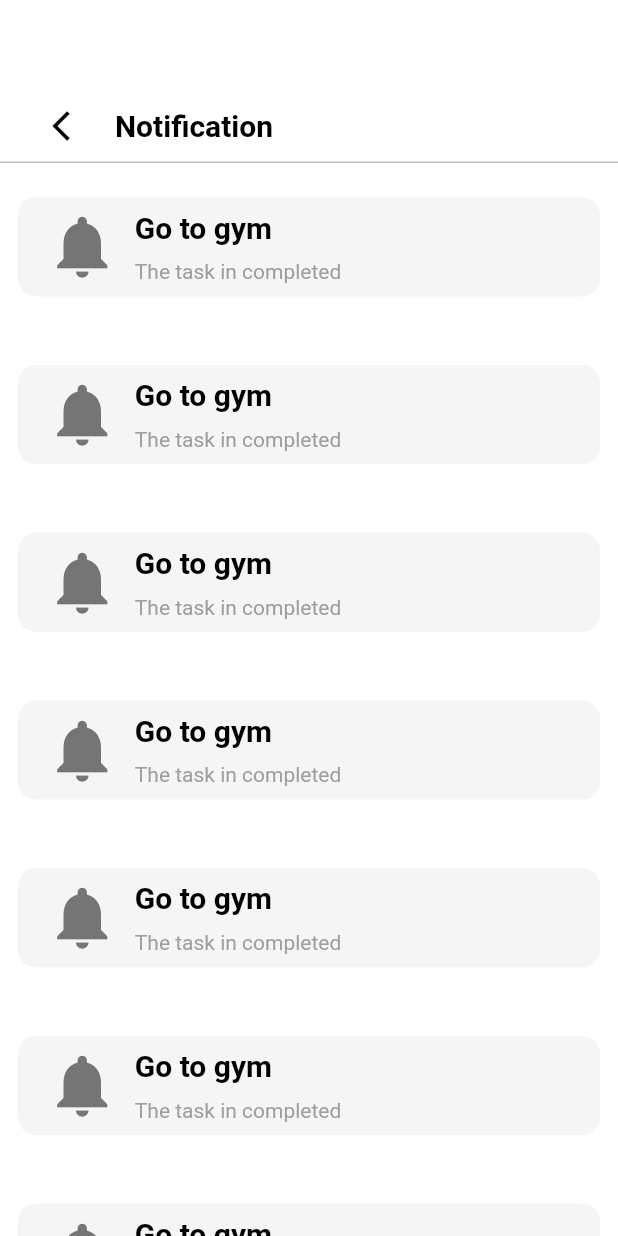
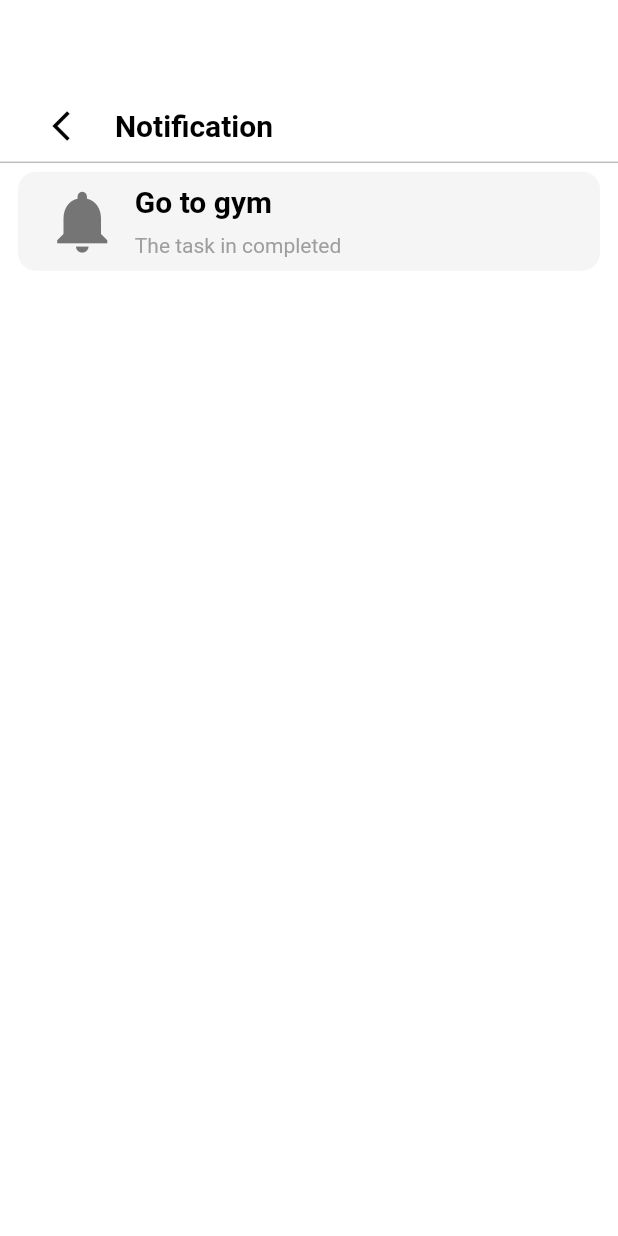
Before and after one commit to Mohreda2192000/Alogriza-Todo-Phase-1, a Flutter app: the NotificationTasks screen opened directly, on a phone screen of 412 x 824 dp. Run offline on Flutter 3.47's test engine with Material 2 defaults, Android fonts, the phone set to English and light mode, and no system bars; our stand-ins replace bloc, date_picker_timeline, flutter_bloc, flutter_screenutil, fluttertoast, sqflite; accounts and stored records are empty.

Commit message:
errors only

```diff
--- a/lib/futures/notificatons_board/notification_item.dart
+++ b/lib/futures/notificatons_board/notification_item.dart
@@ -8,7 +8,7 @@ class NotificationItem extends StatelessWidget {
   Widget build(BuildContext context) {
     return ListView.builder(itemBuilder: (context,index) {
       return Container(
-        margin: EdgeInsets.symmetric(horizontal: 10.h,vertical: 20.w),
+        margin: EdgeInsets.symmetric(horizontal: 10.h,vertical: 5.w),
         padding: EdgeInsets.symmetric(horizontal: 15.h,vertical: 7.w),
         decoration: BoxDecoration(
           borderRadius: BorderRadius.circular(10.h),
@@ -41,6 +41,6 @@ class NotificationItem extends StatelessWidget {
           ],
         ),
       );
-    },itemCount: 10,);
+    },itemCount: 1,);
   }
 }
--- a/lib/futures/notificatons_board/notification_tasks.dart
+++ b/lib/futures/notificatons_board/notification_tasks.dart
@@ -40,7 +40,7 @@ class NotificationTasks extends StatelessWidget {
               ),
             ),
             const Line(),
-            Expanded(flex:2,child: NotificationItem()),
+             Expanded(flex:2,child: NotificationItem()),
           ],
         ),
       ),
```
